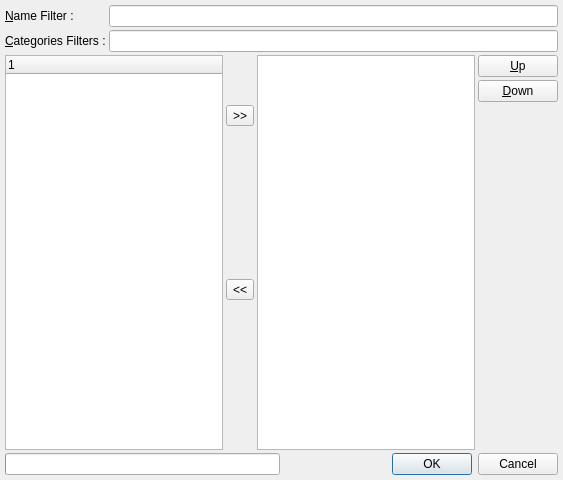
This is v2/trunk/monkey/src/toolsmanager/ui/UIDesktopTools.ui in testmana2/mks as Qt 5 draws it before an edit. The edited form follows.
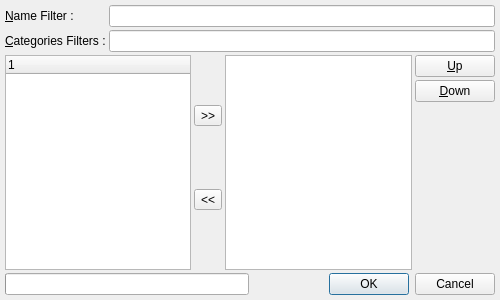
This is the edited form. Icons and pictures are not drawn.

```diff
--- a/v2/trunk/monkey/src/toolsmanager/ui/UIDesktopTools.ui
+++ b/v2/trunk/monkey/src/toolsmanager/ui/UIDesktopTools.ui
@@ -5,8 +5,8 @@
    <rect>
     <x>0</x>
     <y>0</y>
-    <width>563</width>
-    <height>480</height>
+    <width>500</width>
+    <height>300</height>
    </rect>
   </property>
   <property name="windowTitle" >
```
